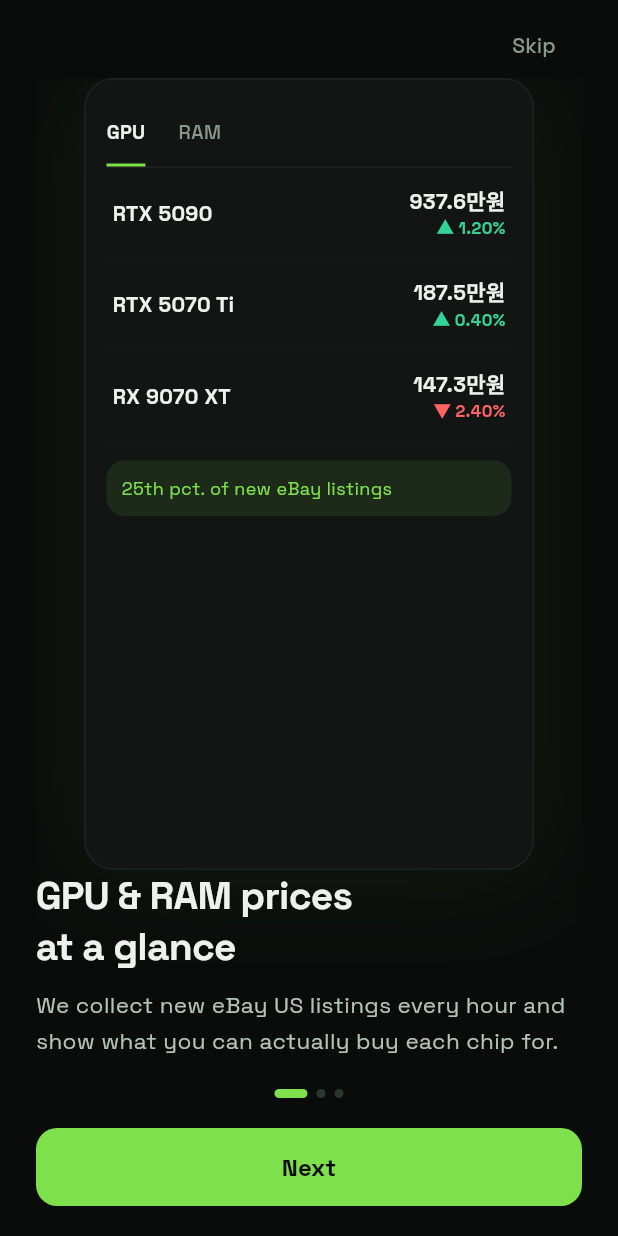
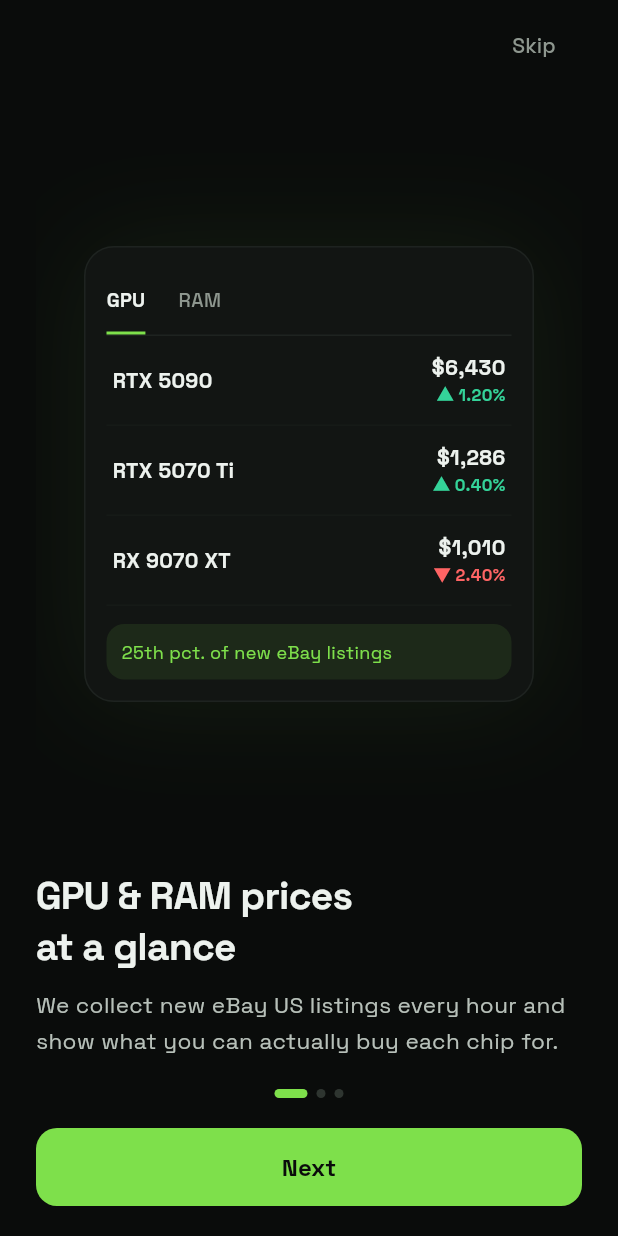
Before and after one commit to sinadsl1457/partstock, a Flutter app: the screen it shows after launch, on a phone screen of 412 x 824 dp. Run offline on Flutter 3.47's test engine with Material 3 defaults, Android fonts, the phone set to English and light mode, and no system bars; our stand-ins replace firebase_core, firebase_messaging, flutter_bloc, freezed_annotation, get_it, go_router and 3 more; accounts and stored records are empty; project files that could hold a hidden picture were left out.

Commit message:
가이드 미리보기 카드가 세로로 늘어나던 것, 영어 가이드 예시 가격이 원화로 나오던 것 수정, 차트 시간 글자를 처음·가운데·끝 3개로(점이 적을 때 겹침)

```diff
--- a/app/lib/features/onboarding/presentation/guide_screen.dart
+++ b/app/lib/features/onboarding/presentation/guide_screen.dart
@@ -170,9 +170,16 @@ class _BoardPreview extends StatelessWidget {
   Widget build(BuildContext context) {
     final t = AppLocalizations.of(context);
     final c = upDown(context);
-    final rows = [('RTX 5090', '937.6만원', 1.2), ('RTX 5070 Ti', '187.5만원', 0.4), ('RX 9070 XT', '147.3만원', -2.4)];
+    // 예시 숫자(실제 시세 아님). 영어는 달러로
+    final ko = isKo(context);
+    final rows = [
+      ('RTX 5090', ko ? '937.6만원' : r'$6,430', 1.2),
+      ('RTX 5070 Ti', ko ? '187.5만원' : r'$1,286', 0.4),
+      ('RX 9070 XT', ko ? '147.3만원' : r'$1,010', -2.4),
+    ];
     return _PreviewCard(
       child: Column(
+        mainAxisSize: MainAxisSize.min,
         crossAxisAlignment: CrossAxisAlignment.stretch,
         children: [
           UnderlineTabs<int>(items: [(0, t.gpu), (1, t.ram)], selected: 0, onSelect: (_) {}, fontSize: 13),
@@ -223,6 +230,7 @@ class _ChartPreview extends StatelessWidget {
     final t = AppLocalizations.of(context);
     return _PreviewCard(
       child: Column(
+        mainAxisSize: MainAxisSize.min,
         crossAxisAlignment: CrossAxisAlignment.stretch,
         children: [
           const Text('RTX 5070 Ti  ›  MSI  ›  Gaming Trio', style: TextStyle(fontSize: 12, color: AppColors.muted)),
@@ -314,6 +322,7 @@ class _AlertPreview extends StatelessWidget {
           const SizedBox(width: 12),
           Expanded(
             child: Column(
+              mainAxisSize: MainAxisSize.min,
               crossAxisAlignment: CrossAxisAlignment.start,
               children: [
                 const Text('partstock', style: TextStyle(fontSize: 11, color: AppColors.muted)),
```
Also changed, not shown: app/lib/features/ticker/presentation/price_chart.dart (+8 -4 lines).
